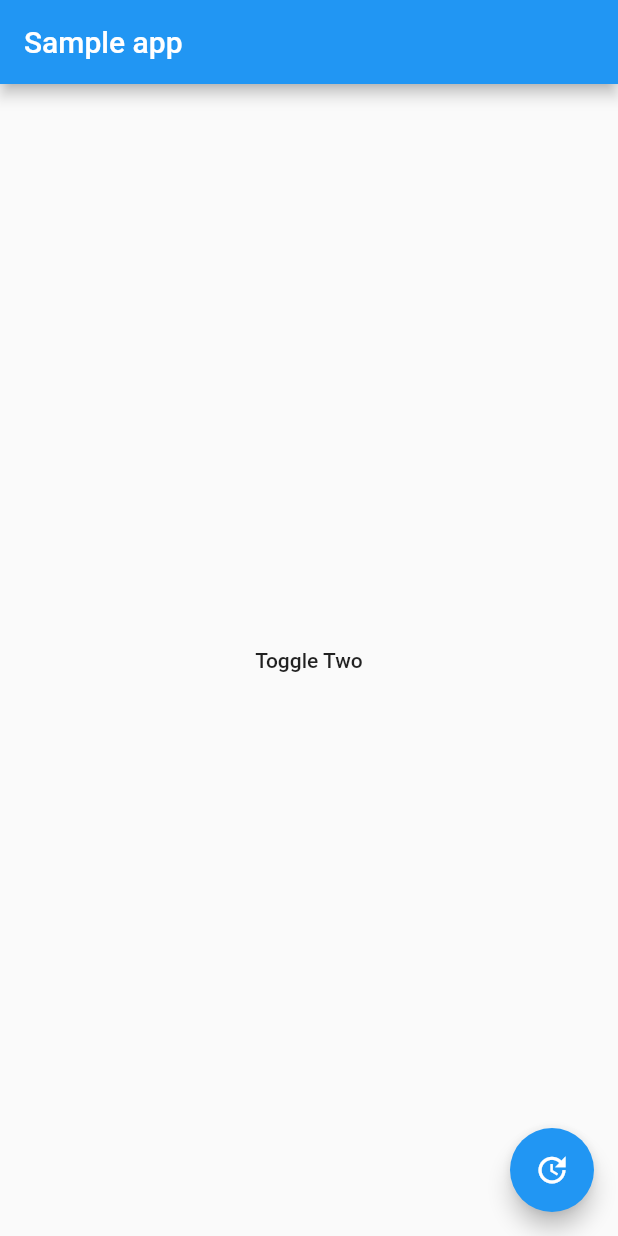
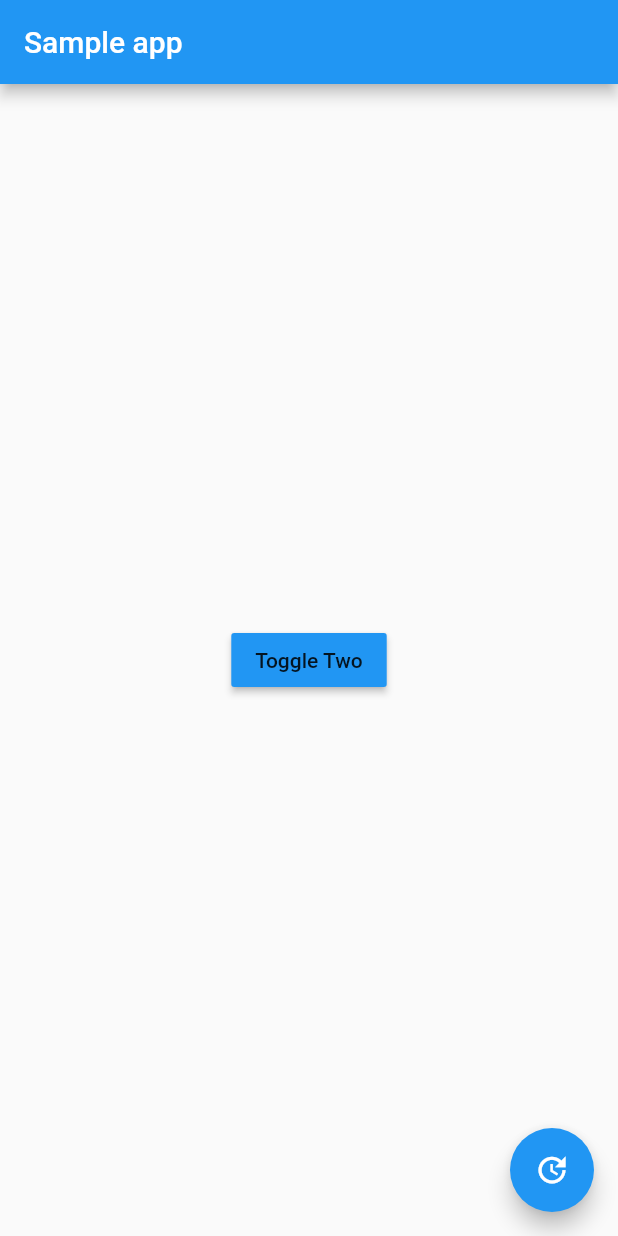
Before and after one commit to oneweekonething-ch/flutter_for_android, a Flutter app: the screen it shows after launch, after a tap on the "update" icon, on a phone screen of 412 x 824 dp. Run offline on Flutter 3.47's test engine with Material 2 defaults, Android fonts, the phone set to English and light mode, and no system bars.

Commit message:
refs fix 如何在布局中添加或删除组件

```diff
--- a/lib/main.dart
+++ b/lib/main.dart
@@ -38,7 +38,7 @@ class _SampleAppPageState extends State<SampleAppPage> {
       return new Text("Toggle One");
     } else {
       return new MaterialButton(
-          onPressed: () {}, child: new Text("Toggle Two"));
+          color: Colors.blue, onPressed: () {}, child: new Text("Toggle Two"));
     }
   }
 
```
